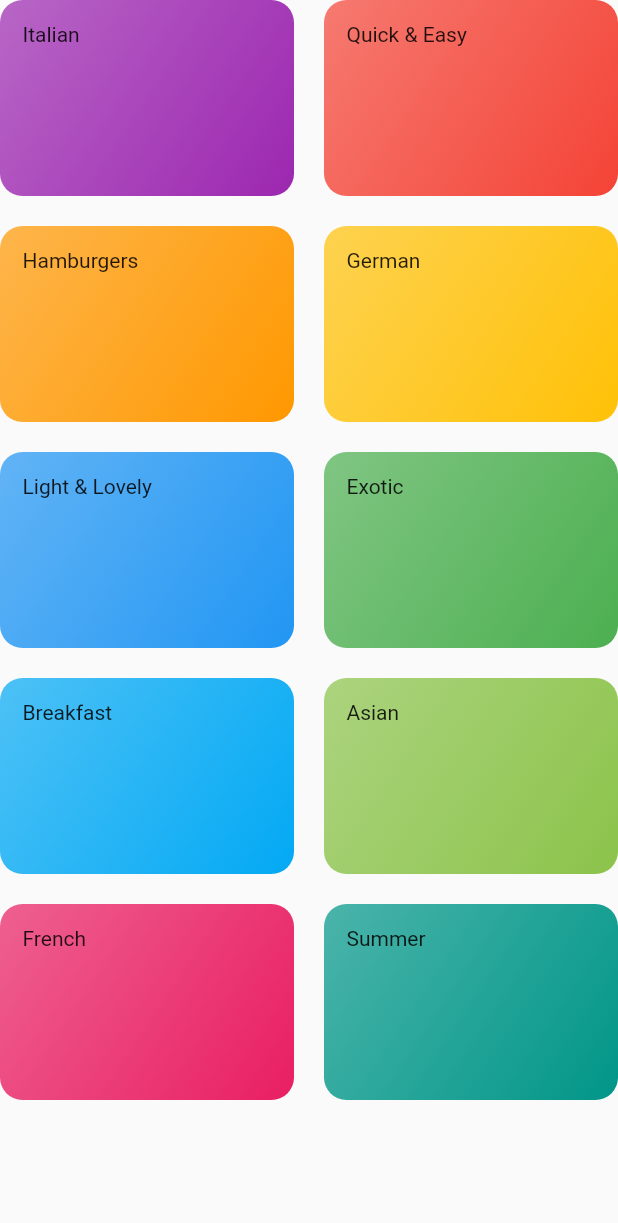
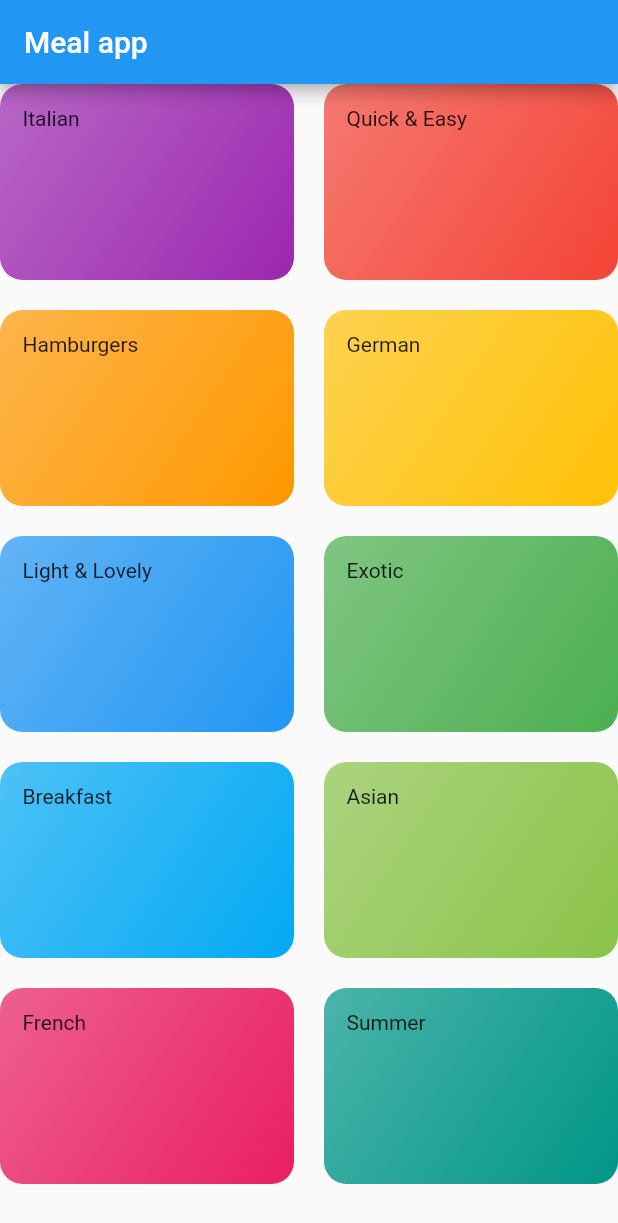
Before and after one commit to MariamGad/meals_app, a Flutter app: the CategoriesScreen screen opened directly, on a phone screen of 412 x 824 dp. Shown: the top 1223 px of the screen. Run offline on Flutter 3.47's test engine with Material 2 defaults, Android fonts, the phone set to English and light mode, and no system bars.

Commit message:
registering a screen as the main screen

```diff
--- a/lib/categories_screen.dart
+++ b/lib/categories_screen.dart
@@ -7,7 +7,11 @@ class CategoriesScreen extends StatelessWidget {
 
   @override
   Widget build(BuildContext context) {
-    return GridView(
+    return Scaffold(
+      appBar: AppBar(
+        title: const Text('Meal app'),
+      ),
+      body: GridView(
         children: DUMMY_CATEGORIES
             .map(
               (catDate) => CategoryItem(
@@ -22,6 +26,7 @@ class CategoriesScreen extends StatelessWidget {
           crossAxisSpacing: 20,
           mainAxisSpacing: 20,
         ),
+      ),
     );
   }
 }
```
Also changed, not shown: lib/main.dart (+2 -14 lines). Lines whose indentation alone changed are shown as unchanged.
